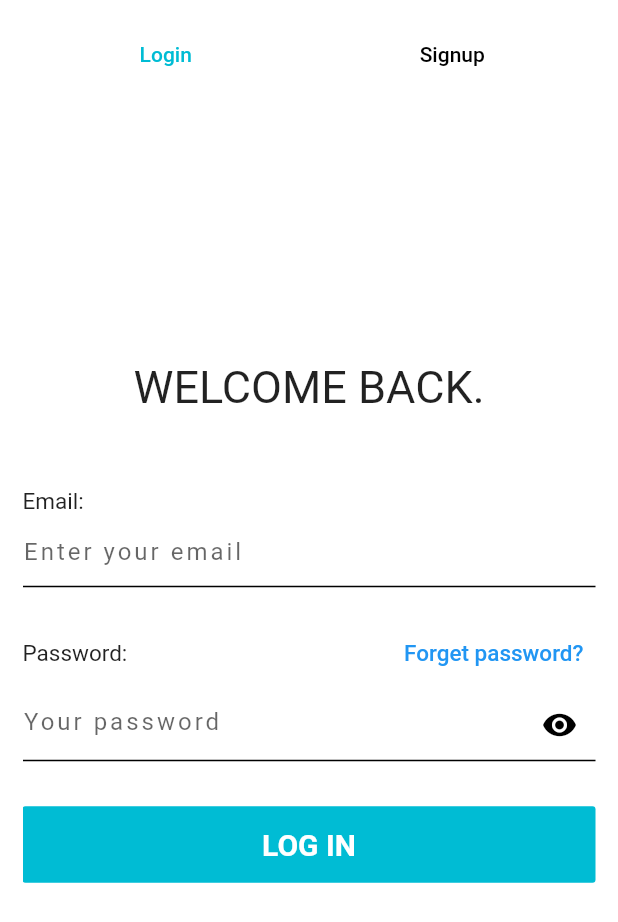
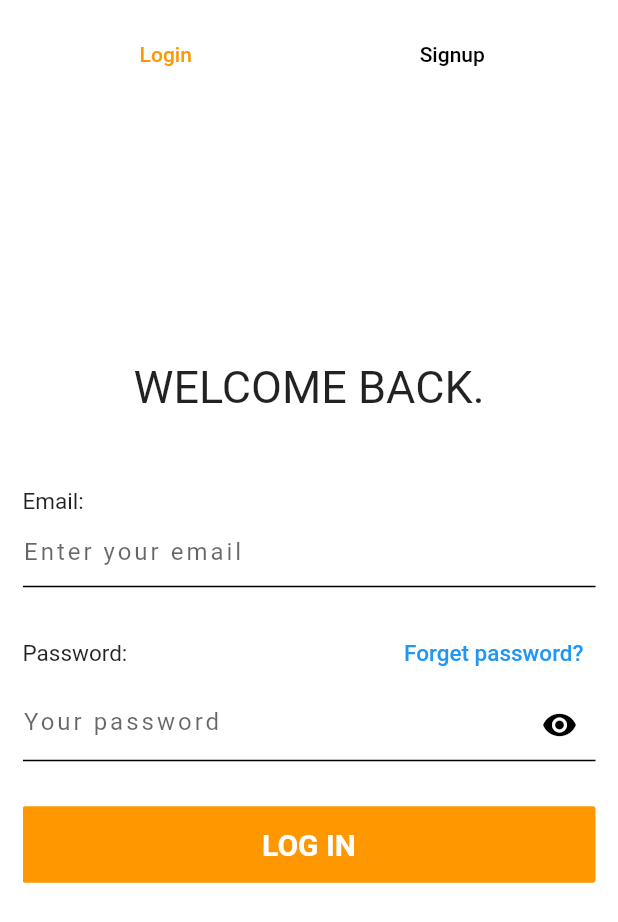
Before and after one commit to DANIEL-DEMELASH/freelancer_clone, a Flutter app: the screen it shows after launch, on a phone screen of 412 x 824 dp. Shown: the top 922 px of the screen. Run offline on Flutter 3.47's test engine with Material 2 defaults, Android fonts, the phone set to English and light mode, and no system bars; our stand-ins replace cached_network_image, cloud_firestore, curved_navigation_bar, firebase_auth, firebase_core, firebase_storage and 3 more; accounts and stored records are empty.

```diff
--- a/lib/screens/auth_screen.dart
+++ b/lib/screens/auth_screen.dart
@@ -90,7 +90,7 @@ class _AuthScreenState extends State<AuthScreen>
                       16.0,
                     ),
                   ),
-                  labelColor: Colors.cyan,
+                  labelColor: Colors.orange,
                   unselectedLabelColor: Colors.black,
                   tabs: const [
                     Tab(
@@ -297,7 +297,7 @@ class _AuthScreenState extends State<AuthScreen>
                       context: context);
                 }
               },
-              color: Colors.cyan,
+              color: Colors.orange,
               elevation: 0,
               child: Padding(
                 padding: const EdgeInsets.symmetric(vertical: 14),
@@ -492,7 +492,7 @@ class _AuthScreenState extends State<AuthScreen>
                         );
                       }
                     },
-                    color: Colors.cyan,
+                    color: Colors.orange,
                     elevation: 0,
                     child: Padding(
                       padding: const EdgeInsets.symmetric(vertical: 14),
```
Also changed, not shown: 9 other files.
